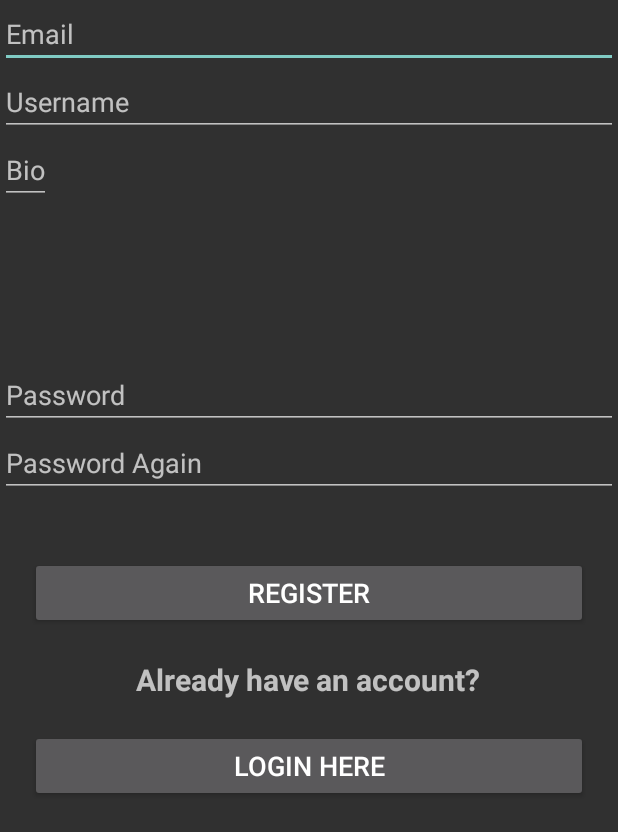
After one commit to pierater/CST495FinalProject-Backend, an Android app: the Register screen opened directly, with no data from a screen before it, on a phone screen of 412 x 824 dp. The commit adds this screen. Shown: the top 832 px of the screen. Run offline under Robolectric (Android 15) with nearby library versions, the phone set to English and light mode, and no system bars.

Commit message:
Added Register activity to Androind
Summary: There's is now an activity that you can create new users

Test Plan: Test that when a user registers, the new user is added onto database.

Reviewers: malmaraz, expertReptile, 438PR

Subscribers:

```diff
--- a/android/Router/app/src/main/AndroidManifest.xml
+++ b/android/Router/app/src/main/AndroidManifest.xml
@@ -37,6 +37,7 @@
         <activity android:name=".Profile" />
         <activity android:name=".SearchResultsActivity" />
         <activity android:name=".Login" />
+        <activity android:name=".Register"/>
         <!--
              The API key for Google Maps-based APIs is defined as a string resource.
              (See the file "res/values/google_maps_api.xml").
--- a/android/Router/app/src/main/java/edu/csumb/cst438/router/Login.java
+++ b/android/Router/app/src/main/java/edu/csumb/cst438/router/Login.java
@@ -28,6 +28,7 @@ public class Login extends AppCompatActivity implements GoogleApiClient.OnConnec
     private EditText username_to_login;
     private EditText password_to_login;
     private Button login_button;
+    private Button register_button;
     private SignInButton signInButton;
     private GoogleApiClient mGoogleApiClient;
     private TextView mStatusTextView;
@@ -75,6 +76,14 @@ public class Login extends AppCompatActivity implements GoogleApiClient.OnConnec
                signIn();
             }
         });
+
+        register_button.setOnClickListener(new View.OnClickListener() {
+            @Override
+            public void onClick(View v) {
+                Intent intent = new Intent(Login.this, Register.class);
+                startActivity(intent);
+            }
+        });
     }
 
     // [START onActivityResult]
@@ -95,6 +104,7 @@ public class Login extends AppCompatActivity implements GoogleApiClient.OnConnec
         Log.d(TAG, "handleSignInResult:" + result.isSuccess());
         if (result.isSuccess()) {
             Log.d(TAG, "signed in: success");
+            moveToMain();
 
         } else {
             Log.d(TAG, "signed in: failed");
@@ -113,19 +123,27 @@ public class Login extends AppCompatActivity implements GoogleApiClient.OnConnec
         Log.d(TAG, "onConnectionFailed:" + connectionResult);
     }
 
+    // Whenever a login succeeds it moves to the main activity
+    private void moveToMain(){
+        Intent intent = new Intent(this, MainActivity.class);
+        startActivity(intent);
+    }
+
     public void logIn(View view) {
         connector.checkLogin(username_to_login.toString(), password_to_login.toString());
     }
 
     public void authenticateLogin(final String username, final String password) {
-
-        ArrayList<HashMap<String, String>> result = connector.getNearMe("36.65", "-121.8", 10);
-        Log.d("nearby", result.toString());
-    }
-
-    public void createUser(final String username, final String password, final String bio, final String email) {
-            int userId = connector.createUser(username, password, bio, email);
-            Log.d("create", Integer.toString(userId));
+        new Thread(new Runnable() {
+            @Override
+            public void run() {
+                boolean result = connector.checkLogin(username, password);
+                Log.d(TAG, Boolean.toString(result));
+                if (result == true) {
+                    moveToMain();
+                }
+            }
+        }).start();
     }
 
     private void setupVariables() {
@@ -133,9 +151,6 @@ public class Login extends AppCompatActivity implements GoogleApiClient.OnConnec
         password_to_login = (EditText) findViewById(R.id.password_to_login);
         login_button = (Button) findViewById(R.id.login_button);
         signInButton = (SignInButton) findViewById(R.id.sign_in_button);
-    }
-
-    public void sendCreds() {
-
+        register_button = (Button) findViewById(R.id.registration_button);
     }
 }
--- /dev/null
+++ b/android/Router/app/src/main/java/edu/csumb/cst438/router/Register.java
@@ -0,0 +1,85 @@
+package edu.csumb.cst438.router;
+
+import android.content.Intent;
+import android.support.design.widget.Snackbar;
+import android.support.v7.app.AppCompatActivity;
+import android.os.Bundle;
+import android.util.Log;
+import android.view.View;
+import android.widget.Button;
+import android.widget.EditText;
+
+
+/**
+ * Created by lachavez on 10/27/16.
+ */
+
+public class Register extends AppCompatActivity{
+    private static final String TAG = "RegisterActivity";
+
+    private EditText email_to_create;
+    private EditText username_to_create;
+    private EditText password_to_create;
+    private EditText passwordAgain_to_create;
+    private EditText bio_to_create;
+    private Button register_button;
+    private Button login_button;
+
+    private Connector connector = new Connector();
+
+    @Override
+    protected void onCreate(Bundle savedInstanceState) {
+        super.onCreate(savedInstanceState);
+        setContentView(R.layout.activity_register);
+        setupVariables();
+
+        // If they already have an account they can choose to login
+        login_button.setOnClickListener(new View.OnClickListener() {
+            @Override
+            public void onClick(View v) {
+                Intent intent = new Intent(Register.this, Login.class);
+                startActivity(intent);
+            }
+        });
+
+        register_button.setOnClickListener(new View.OnClickListener(){
+            @Override
+            public void onClick(View v){
+                String email = email_to_create.getText().toString();
+                String username = username_to_create.getText().toString();
+                String bio = bio_to_create.getText().toString();
+                String password = password_to_create.getText().toString();
+                String passwordAgain = passwordAgain_to_create.getText().toString();
+
+                if (email.trim().length() > 0 && username.trim().length() > 0 && password.trim().length() > 0 && passwordAgain.trim().length() >0)
+                    createUser(username, password, bio, email);
+                else {
+                    Snackbar.make(v, "Please Enter Credentials!", Snackbar.LENGTH_LONG)
+                            .show();
+                }
+            }
+        });
+
+    }
+
+    public void createUser(final String username, final String password, final String bio, final String email) {
+        new Thread(new Runnable() {
+            @Override
+            public void run() {
+                int userId = connector.createUser(username, password, bio, email);
+                Log.d(TAG, " createUser: " + Integer.toString(userId));
+            }
+        });
+    }
+
+    private void setupVariables() {
+        email_to_create = (EditText) findViewById(R.id.email_to_create);
+        username_to_create = (EditText) findViewById(R.id.username_to_create);
+        bio_to_create = (EditText) findViewById(R.id.bio_to_create);
+        password_to_create = (EditText) findViewById(R.id.password_to_create);
+        passwordAgain_to_create = (EditText) findViewById(R.id.passwordAgain_to_create);
+        register_button = (Button) findViewById(R.id.register_button);
+        login_button = (Button) findViewById(R.id.login_button);
+    }
+
+}
--- a/android/Router/app/src/main/res/layout/activity_register.xml
+++ b/android/Router/app/src/main/res/layout/activity_register.xml
@@ -1,6 +1,98 @@
 <?xml version="1.0" encoding="utf-8"?>
 <LinearLayout xmlns:android="http://schemas.android.com/apk/res/android"
-    android:orientation="vertical" android:layout_width="match_parent"
-    android:layout_height="match_parent">
+    xmlns:tools="http://schemas.android.com/tools"
+    android:layout_width="match_parent"
+    android:layout_height="match_parent"
+    android:gravity="center_horizontal"
+    android:orientation="vertical"
+    tools:context="edu.csumb.cst438.router.Login">
 
+    <ScrollView
+        android:layout_width="match_parent"
+        android:layout_height="wrap_content">
+
+        <LinearLayout
+            android:layout_width="match_parent"
+            android:layout_height="match_parent"
+            android:orientation="vertical"
+            android:weightSum="1">
+
+            <EditText
+                android:id="@+id/email_to_create"
+                android:layout_width="match_parent"
+                android:layout_height="wrap_content"
+                android:hint="Email"
+                android:inputType="text"
+                android:textColor="@android:color/black"
+                />
+
+            <EditText
+                android:id="@+id/username_to_create"
+                android:layout_width="match_parent"
+                android:layout_height="wrap_content"
+                android:hint="Username"
+                android:inputType="text"
+                />
+
+            <ScrollView
+                android:id="@+id/ScrollView01"
+                android:layout_width="wrap_content"
+                android:layout_height="150dip">
+
+                <EditText
+                    android:id="@+id/bio_to_create"
+                    android:layout_width="wrap_content"
+                    android:layout_height="wrap_content"
+                    android:hint="Bio"
+                    android:inputType="text"/>
+
+            </ScrollView>
+
+            <EditText
+                android:id="@+id/password_to_create"
+                android:layout_width="match_parent"
+                android:layout_height="wrap_content"
+                android:hint="Password"
+                android:inputType="textPassword"
+                />
+
+            <EditText
+                android:id="@+id/passwordAgain_to_create"
+                android:layout_width="match_parent"
+                android:layout_height="wrap_content"
+                android:hint="Password Again"
+                android:inputType="textPassword"
+                />
+
+            <Button
+                android:id="@+id/register_button"
+                android:layout_width="match_parent"
+                android:layout_height="wrap_content"
+                android:layout_marginLeft="20dp"
+                android:layout_marginRight="20dp"
+                android:layout_marginTop="40dp"
+                android:text="Register"
+                android:textSize="18sp"
+                />
+
+            <TextView
+                android:layout_width="wrap_content"
+                android:layout_height="wrap_content"
+                android:layout_gravity="center_horizontal"
+                android:layout_marginTop="20dp"
+                android:text="Already have an account?"
+                android:textSize="20sp"
+                android:textStyle="bold" />
+
+            <Button
+                android:id="@+id/login_button"
+                android:layout_width="match_parent"
+                android:layout_height="wrap_content"
+                android:layout_marginLeft="20dp"
+                android:layout_marginRight="20dp"
+                android:layout_marginTop="20dp"
+                android:text="Login Here"
+                android:textSize="18sp" />
+        </LinearLayout>
+    </ScrollView>
 </LinearLayout>
```
